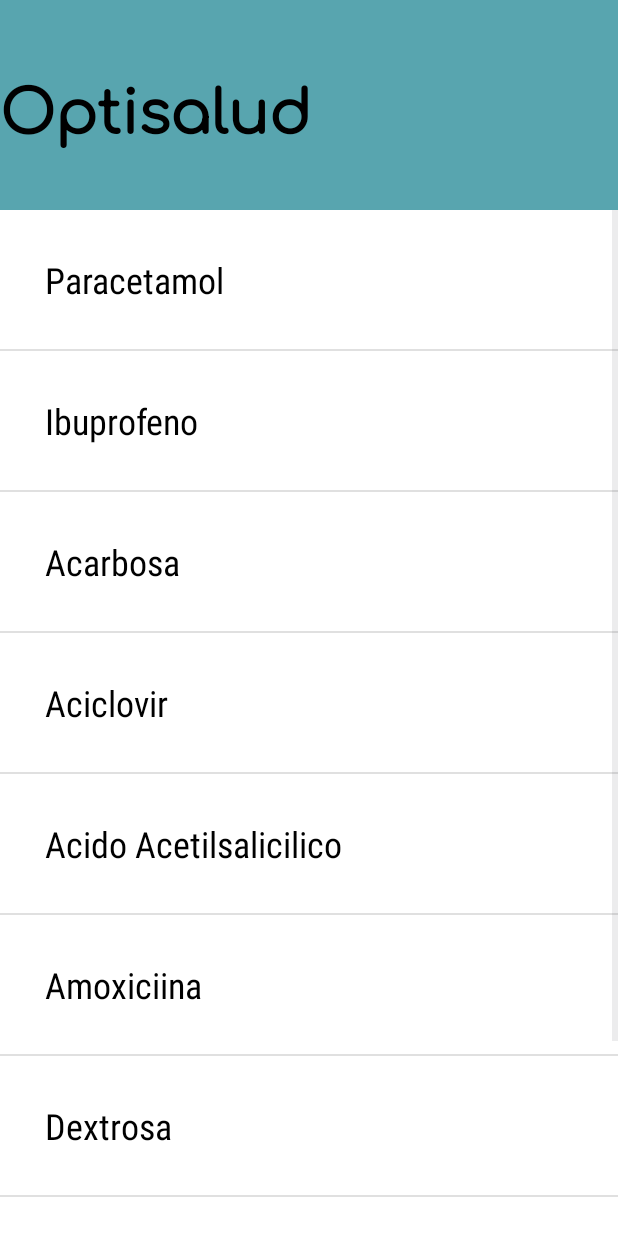
After one commit to saulish/OptiSalud, an Android app built with Jetpack Compose: the MedicamentosActivity screen opened directly, with no data from a screen before it, on a phone screen of 412 x 824 dp. The commit adds this screen. Run offline under Robolectric (Android 15) with nearby library versions, the phone set to English and light mode, and no system bars; our stand-ins replace Firebase (no records; nobody signed in at launch, a user with empty details on screens opened directly).

Commit message:
Práctica lista de medicamentos Vista y controlador de medicamentos

```diff
--- /dev/null
+++ b/app/src/main/java/com/example/optisalud/MedicamentosActivity.java
@@ -0,0 +1,52 @@
+package com.example.optisalud;
+
+import androidx.appcompat.app.AppCompatActivity;
+import android.content.Intent;
+import android.os.Bundle;
+import android.view.View;
+import android.widget.Button;
+import android.widget.ImageView;
+import android.widget.ListView;
+import android.widget.ArrayAdapter;
+import android.widget.TextView;
+import java.util.ArrayList;
+
+
+import com.google.firebase.database.DatabaseReference;
+import com.google.firebase.database.FirebaseDatabase;
+
+public class MedicamentosActivity extends AppCompatActivity {
+    private ListView lista;
+    private ArrayList<String> medicamentos;
+
+
+    @Override
+    protected void onCreate(Bundle estadoInstancia) {
+        super.onCreate(estadoInstancia);
+        setContentView(R.layout.activity_medicamentos);
+
+        medicamentos = new ArrayList<>();
+        medicamentos.add("Paracetamol");
+        medicamentos.add("Ibuprofeno");
+        medicamentos.add("Acarbosa");
+        medicamentos.add("Aciclovir");
+        medicamentos.add("Acido Acetilsalicilico");
+        medicamentos.add("Amoxiciina");
+        medicamentos.add("Dextrosa");
+        medicamentos.add("Minopac");
+        medicamentos.add("Lievricin");
+
+        lista=(ListView) findViewById(R.id.listMedicamentos);
+
+        ArrayAdapter<String> adapter = new ArrayAdapter<>(this, R.layout.style_list, medicamentos);
+
+
+
+
+
+        //AÑADIR MEDICAMENTOS CON LA BASE DE DATOS
+
+
+        lista.setAdapter(adapter);
+    }
+}
--- a/app/src/main/java/com/example/optisalud/menu_activity.java
+++ b/app/src/main/java/com/example/optisalud/menu_activity.java
@@ -37,6 +37,10 @@ public class menu_activity extends AppCompatActivity {
         Intent intent = new Intent(menu_activity.this, activity_user.class );
         startActivity(intent);
     }
+    public void ir_medicamentos(View vier){
+        Intent intent = new Intent(menu_activity.this, MedicamentosActivity.class );
+        startActivity(intent);
+    }
 
 
 }
--- /dev/null
+++ b/app/src/main/res/layout/activity_medicamentos.xml
@@ -0,0 +1,38 @@
+<?xml version="1.0" encoding="utf-8"?>
+<androidx.constraintlayout.widget.ConstraintLayout xmlns:android="http://schemas.android.com/apk/res/android"
+    xmlns:app="http://schemas.android.com/apk/res-auto"
+    xmlns:tools="http://schemas.android.com/tools"
+    android:layout_width="match_parent"
+    android:layout_height="match_parent"
+    android:background="@color/white">
+
+    <ListView
+        android:id="@+id/listMedicamentos"
+        android:layout_width="0dp"
+        android:layout_height="0dp"
+        app:layout_constraintBottom_toBottomOf="parent"
+        app:layout_constraintEnd_toEndOf="parent"
+        app:layout_constraintHorizontal_bias="0.0"
+        app:layout_constraintStart_toStartOf="parent"
+        app:layout_constraintTop_toBottomOf="@+id/tituloMedicamentos"
+        app:layout_constraintVertical_bias="0" />
+
+    <TextView
+        android:id="@+id/tituloMedicamentos"
+        android:layout_width="0dp"
+        android:layout_height="140dp"
+        android:background="@color/principal"
+        android:fontFamily="@font/comfortaa"
+        android:gravity="center_vertical"
+        android:text="Optisalud"
+        android:textColor="@color/black"
+        android:textSize="40dp"
+        android:textStyle="bold"
+        app:layout_constraintBottom_toBottomOf="parent"
+        app:layout_constraintEnd_toEndOf="parent"
+        app:layout_constraintHorizontal_bias="0.0"
+        app:layout_constraintStart_toStartOf="parent"
+        app:layout_constraintTop_toTopOf="parent"
+        app:layout_constraintVertical_bias="0.0" />
+
+</androidx.constraintlayout.widget.ConstraintLayout>
--- a/app/src/main/res/layout/activity_principal.xml
+++ b/app/src/main/res/layout/activity_principal.xml
@@ -69,7 +69,8 @@
                 android:id="@+id/columna2"
                 android:layout_width="180dp"
                 android:layout_height="match_parent"
-                android:gravity="center|top">
+                android:gravity="center|top"
+                android:onClick="ir_medicamentos">
 
                 <TableRow
                     android:id="@+id/logo2"
@@ -128,7 +129,8 @@
                     android:id="@+id/texto_consulta"
                     android:layout_width="150dp"
                     android:layout_height="40dp"
-                    android:background="@color/icons">
+                    android:background="@color/icons"
+                    android:onClick="ir_medicamentos">
 
                     <TextView
                         android:id="@+id/textView13"
--- /dev/null
+++ b/app/src/main/res/layout/style_list.xml
@@ -0,0 +1,10 @@
+<!-- list_item_layout.xml -->
+<TextView
+    xmlns:android="http://schemas.android.com/apk/res/android"
+    android:id="@+id/textViewMedicamento"
+    android:layout_width="match_parent"
+    android:layout_height="wrap_content"
+    android:textSize="24sp"
+    android:padding="30dp"
+    android:textColor="@android:color/black"
+    android:fontFamily="sans-serif-condensed"/>
--- a/app/src/main/res/values/strings.xml
+++ b/app/src/main/res/values/strings.xml
@@ -5,4 +5,5 @@
     <string name="iniciar_sesi_n">INICIAR SESIÓN</string>
     <string name="nombre">Nombre</string>
     <string name="numero_de_seguro_social">Numero de Seguro Social</string>
+    <string name="title_activity_medicamentos">MedicamentosActivity</string>
 </resources>
--- a/build.gradle.kts
+++ b/build.gradle.kts
@@ -2,4 +2,5 @@
 plugins {
     id("com.android.application") version "8.2.1" apply false
     id("com.google.gms.google-services") version "4.4.1" apply false
+    id("org.jetbrains.kotlin.android") version "1.9.0" apply false
 }
```
Also changed, not shown: app/build.gradle.kts (+29 -0 lines), app/src/main/AndroidManifest.xml (+8 -3 lines), app/src/main/java/com/example/optisalud/ui/theme/Color.kt (added, +11 -0 lines), app/src/main/java/com/example/optisalud/ui/theme/Theme.kt (added, +69 -0 lines), app/src/main/java/com/example/optisalud/ui/theme/Type.kt (added, +34 -0 lines).
